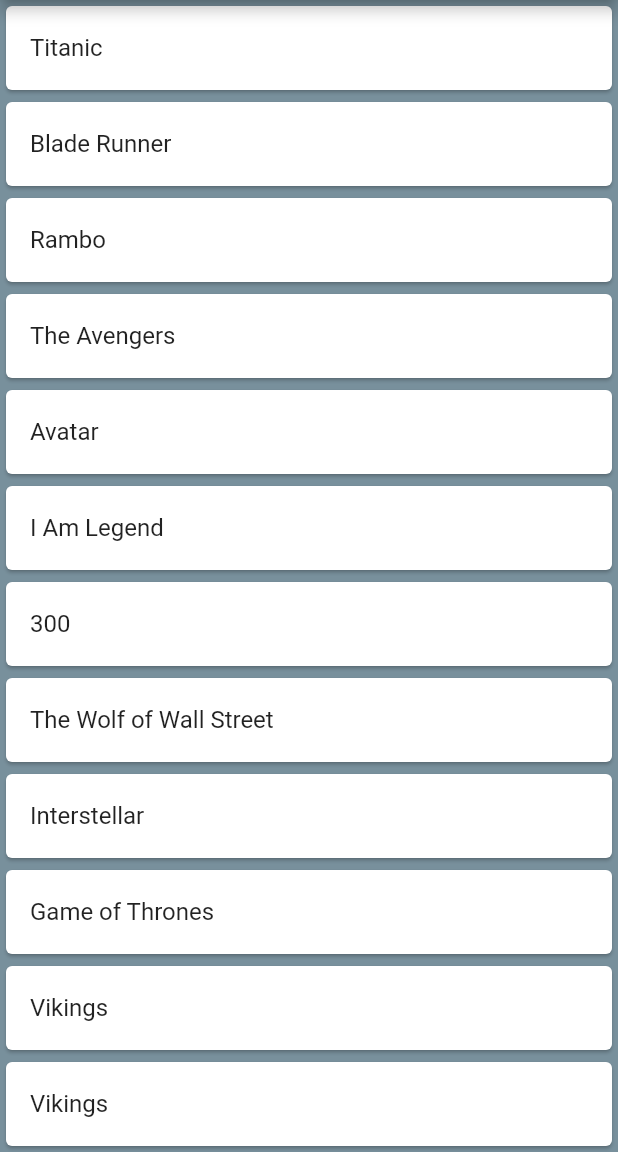
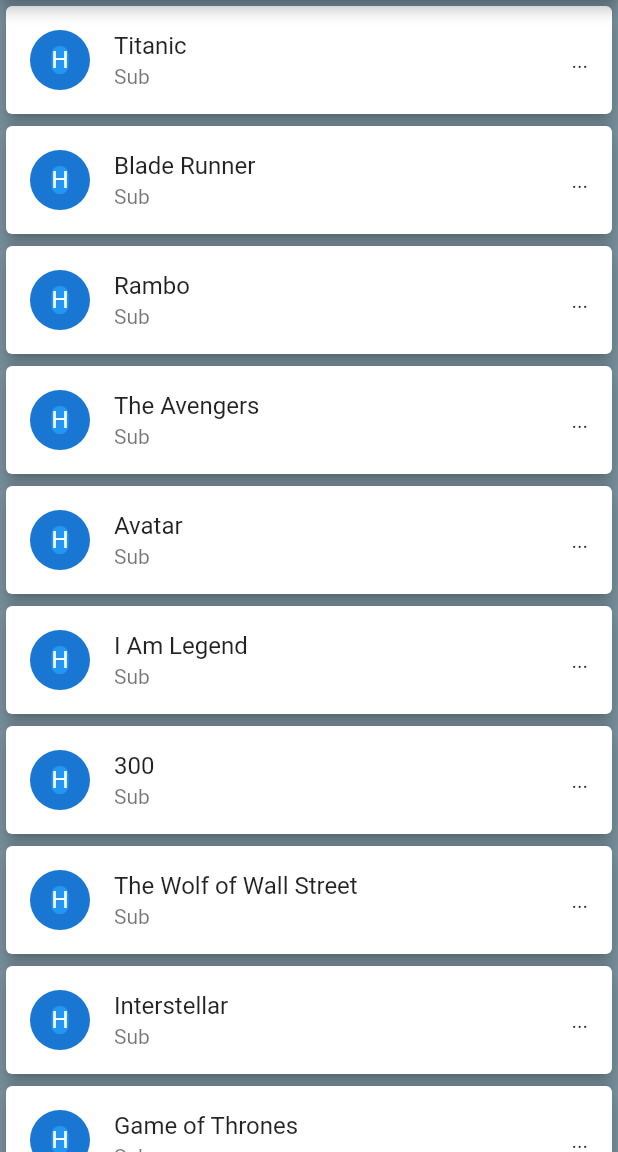
Before and after one commit to niloofaramerian/movie_app, a Flutter app: the screen it shows after launch, on a phone screen of 412 x 824 dp, the part 84-1236 px from its top. Run offline on Flutter 3.47's test engine with Material 2 defaults, Android fonts, the phone set to English and light mode, and no system bars.

Commit message:
Customizing ListTile Row(leading and trailing) and Adding onTap

```diff
--- a/lib/ui/home.dart
+++ b/lib/ui/home.dart
@@ -1,6 +1,7 @@
 import 'package:flutter/material.dart';
 
 // ListView allows us to create rows in a list and we can add sort of data into the listView.
+// it also gives us the ability to add any event listener for listen fot taps or long press
 class MovieListView extends StatelessWidget {
 
   final List movies = [
@@ -32,9 +33,26 @@ class MovieListView extends StatelessWidget {
           itemCount: movies.length,
           itemBuilder: (BuildContext context, int index) {
             return Card(
+              elevation: 4.5,
               color: Colors.white,
               child: ListTile(
+                /**
+                 * leading and trailing: add s.th before our subtitle or title.
+                 * trailing is going to be right and leading is always the left.
+                 */
+                leading: CircleAvatar(
+                  child: Container(
+                    decoration: BoxDecoration(
+                      color: Colors.blue,
+                      borderRadius: BorderRadius.circular(13.9)
+                    ),
+                    child: Text("H"),
+                  ),
+                ),
+                trailing: Text("..."),
                 title: Text(movies[index]),
+                subtitle: Text("Sub"),
+                onTap: () => debugPrint("Movie name: ${movies.elementAt(index)}"),
               ),
             );
           }),
```
